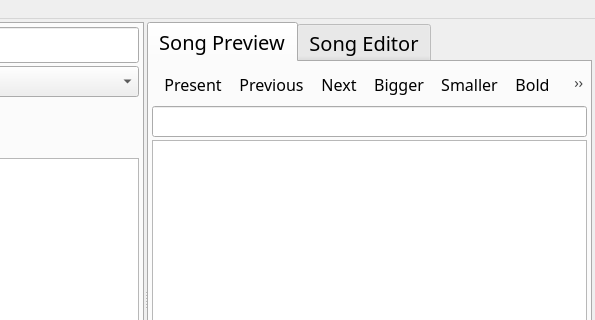
Old version of the form src/vSongHome.ui in the repository AppSmata/vSongBook4pc; both pictures show x 355 to 950 and y 0 to 320 of the 950 by 600 pixel window.
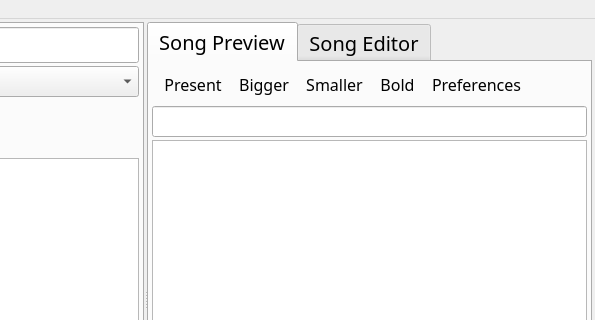
New version of the form. Icons and pictures are not drawn.

Diff of the .ui file:
```diff
--- a/src/vSongHome.ui
+++ b/src/vSongHome.ui
@@ -309,8 +309,6 @@
                <enum>Qt::ToolButtonTextBesideIcon</enum>
               </property>
               <addaction name="actionPresent"/>
-              <addaction name="actionPrevious"/>
-              <addaction name="actionNext"/>
               <addaction name="actionBigger"/>
               <addaction name="actionSmaller"/>
               <addaction name="actionBold"/>
```
Left out of the diff: 9 changed lines with no effect on the pictures.
